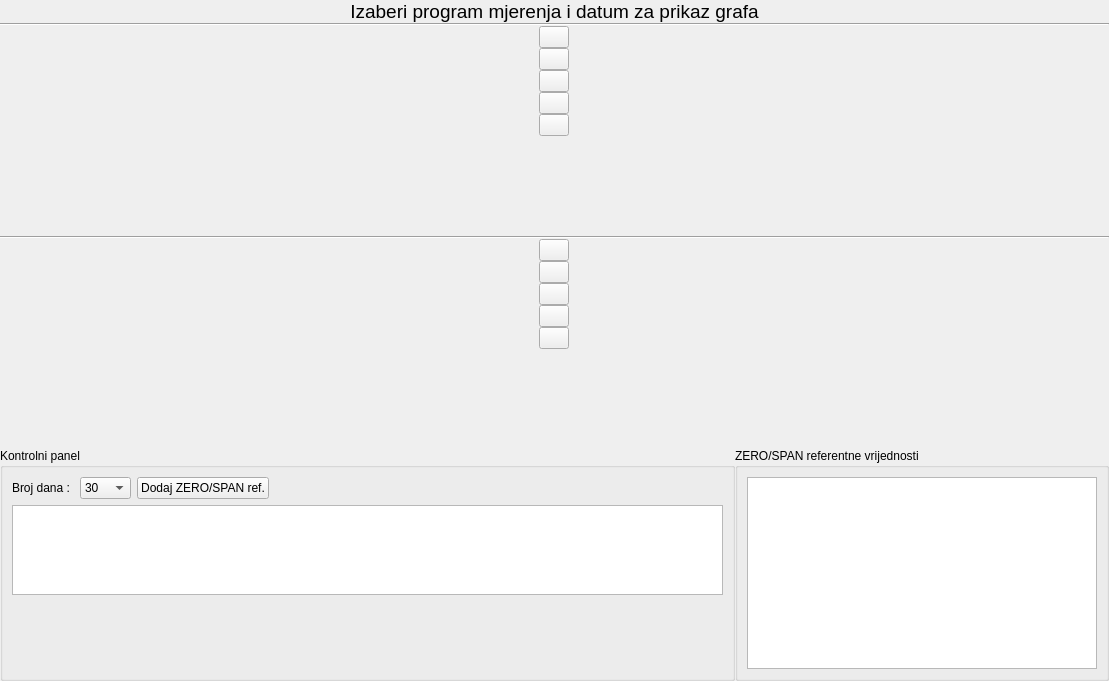
Qt form app/view/ui_files/zero_span_panel.ui (kluksa/kontrola-podataka) before a commit.
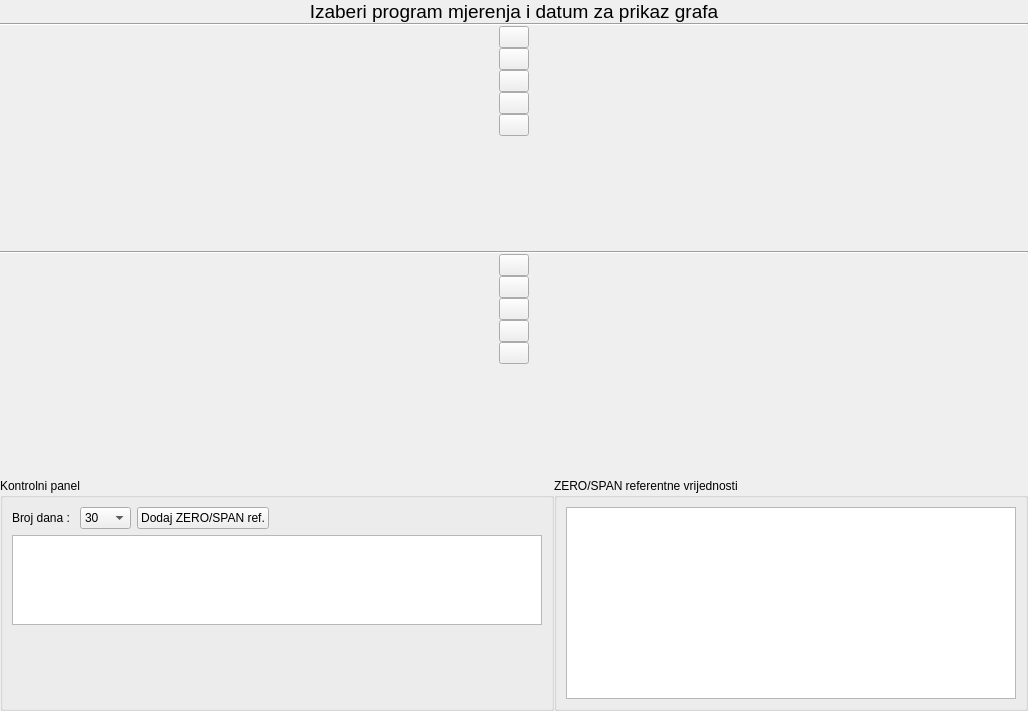
The same form after that commit.

Commit message:
zero span ref fix
- sorting zero i spana je descending
- resize tablice za prikaz referentnih vrijednosti zero i spana

Diff of the .ui file:
```diff
--- a/app/view/ui_files/zero_span_panel.ui
+++ b/app/view/ui_files/zero_span_panel.ui
@@ -6,8 +6,8 @@
    <rect>
     <x>0</x>
     <y>0</y>
-    <width>1109</width>
-    <height>681</height>
+    <width>1028</width>
+    <height>711</height>
    </rect>
   </property>
   <property name="windowTitle">
@@ -410,11 +410,17 @@
         <item>
          <widget class="QTableView" name="zeroSpanTableView">
           <property name="sizePolicy">
-           <sizepolicy hsizetype="Expanding" vsizetype="Fixed">
+           <sizepolicy hsizetype="MinimumExpanding" vsizetype="Fixed">
             <horstretch>0</horstretch>
             <verstretch>0</verstretch>
            </sizepolicy>
           </property>
+          <property name="minimumSize">
+           <size>
+            <width>300</width>
+            <height>0</height>
+           </size>
+          </property>
           <property name="maximumSize">
            <size>
             <width>16777215</width>
@@ -448,17 +454,23 @@
         <item>
          <widget class="QTableView" name="zerospanRefView">
           <property name="sizePolicy">
-           <sizepolicy hsizetype="Fixed" vsizetype="Expanding">
+           <sizepolicy hsizetype="Preferred" vsizetype="Expanding">
             <horstretch>0</horstretch>
             <verstretch>0</verstretch>
            </sizepolicy>
           </property>
           <property name="minimumSize">
            <size>
-            <width>350</width>
+            <width>450</width>
             <height>0</height>
            </size>
           </property>
+          <property name="maximumSize">
+           <size>
+            <width>16777215</width>
+            <height>16777215</height>
+           </size>
+          </property>
          </widget>
         </item>
        </layout>
```
The commit also changes 1 other file.
